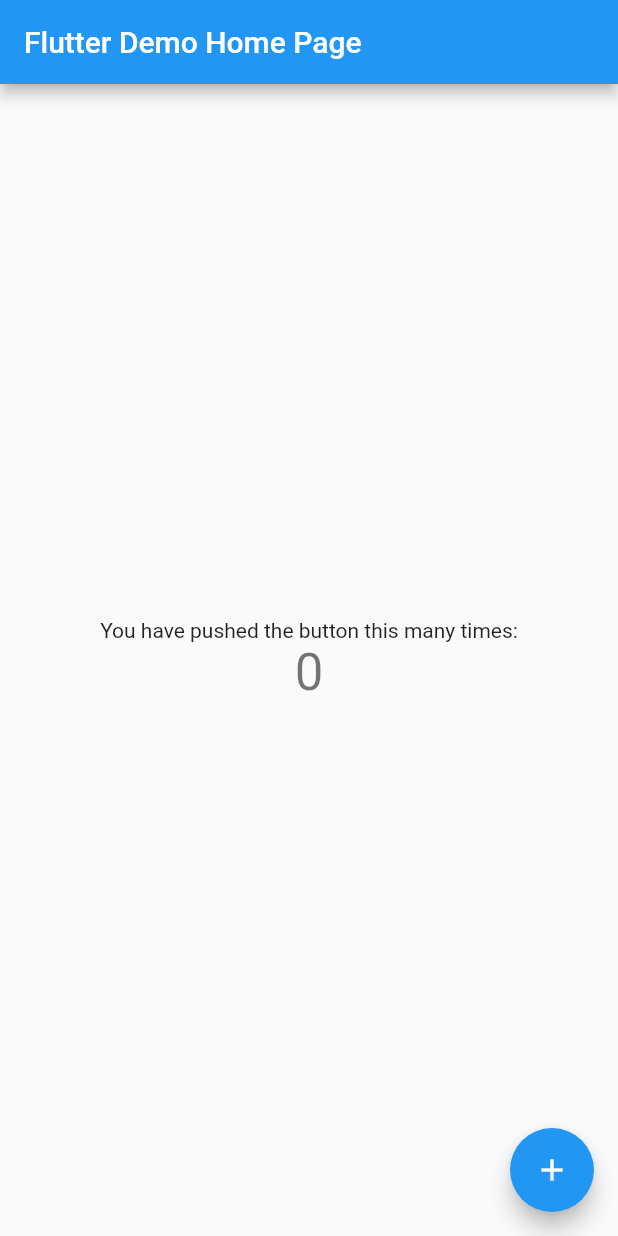
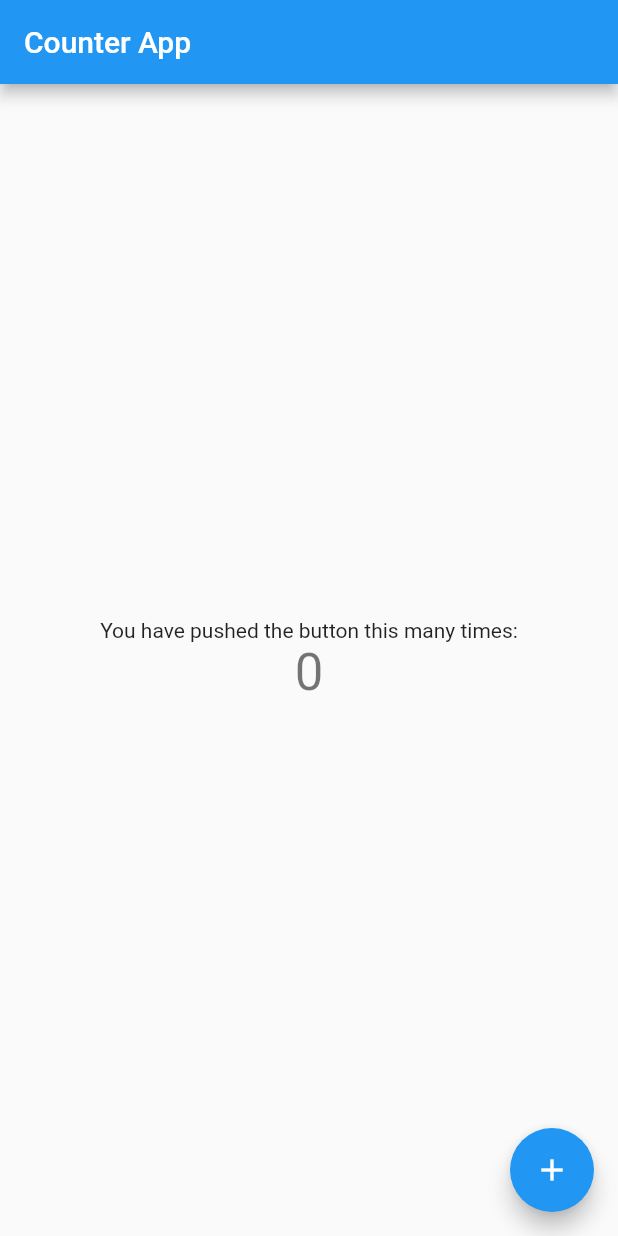
Before and after one commit to webdazer0/my_first_app, a Flutter app: the screen it shows after launch, on a phone screen of 412 x 824 dp. Run offline on Flutter 3.47's test engine with Material 2 defaults, Android fonts, the phone set to English and light mode, and no system bars.

Commit message:
AppBar title changed

```diff
--- a/lib/main.dart
+++ b/lib/main.dart
@@ -9,7 +9,7 @@ class MyApp extends StatelessWidget {
   @override
   Widget build(BuildContext context) {
     return MaterialApp(
-      title: 'Flutter Demo',
+      title: 'Flutter by Mito343',
       theme: ThemeData(
         // This is the theme of your application.
         //
@@ -22,7 +22,7 @@ class MyApp extends StatelessWidget {
         // is not restarted.
         primarySwatch: Colors.blue,
       ),
-      home: MyHomePage(title: 'Flutter Demo Home Page'),
+      home: MyHomePage(title: 'Counter App'),
     );
   }
 }
```
